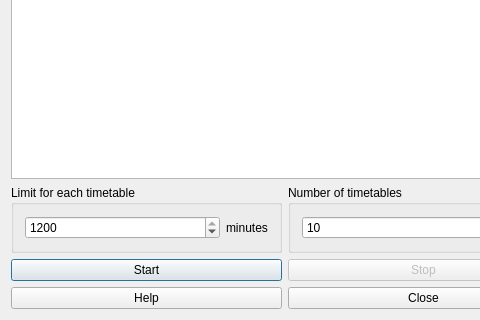
janLo/FET, file src/interface/timetablegeneratemultipleform_template.ui: the form before one commit; both pictures show x 0 to 480 and y 200 to 520 of the 570 by 520 pixel window.
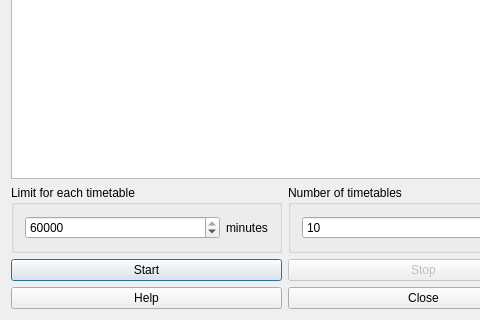
The form after the commit.

Diff of the .ui file:
```diff
--- a/src/interface/timetablegeneratemultipleform_template.ui
+++ b/src/interface/timetablegeneratemultipleform_template.ui
@@ -45,10 +45,10 @@
            <number>1</number>
           </property>
           <property name="maximum">
-           <number>1200</number>
+           <number>60000</number>
           </property>
           <property name="value">
-           <number>1200</number>
+           <number>60000</number>
           </property>
          </widget>
         </item>
```
Left out of the diff: 2 changed lines with no effect on the pictures.
